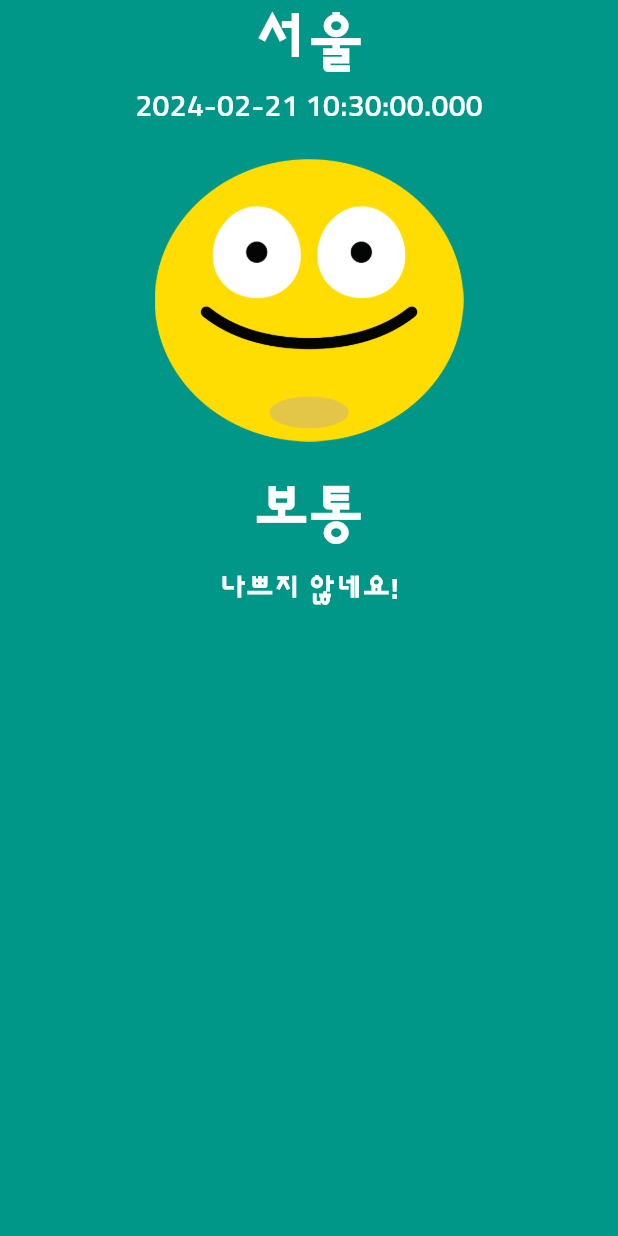
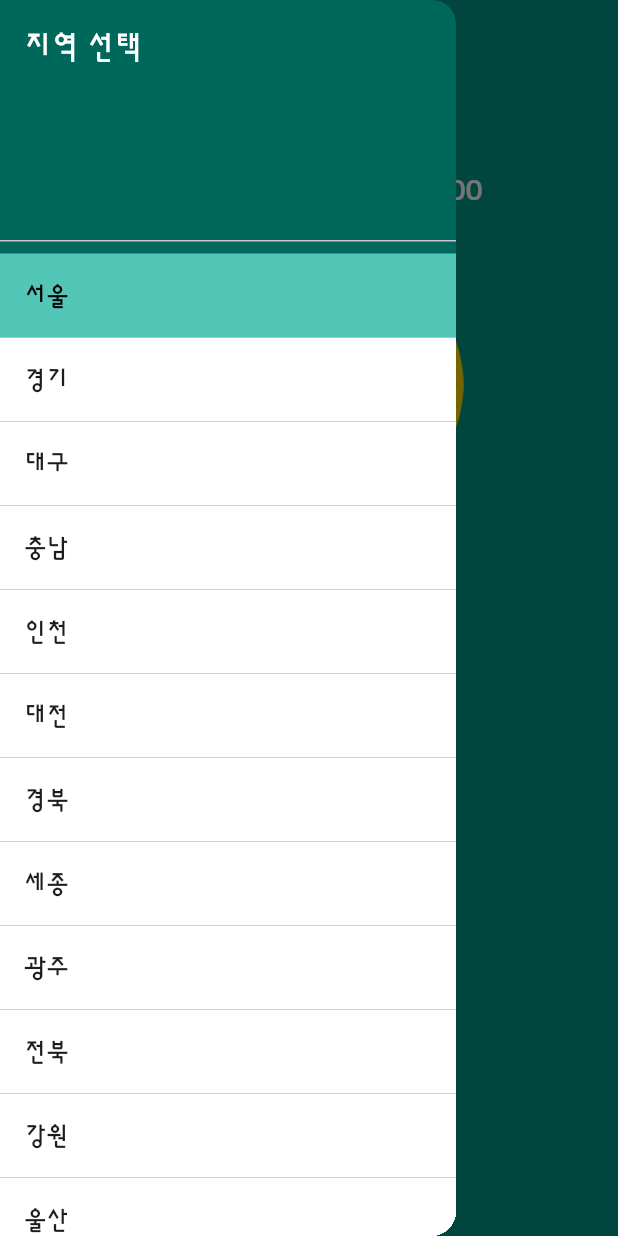
Before and after one commit to SungSeokMin/study_inflearn, a Flutter app: the screen it shows after launch, with the side drawer open (before the commit the screen has no drawer), on a phone screen of 412 x 824 dp. Run offline on Flutter 3.47's test engine with Material 3 defaults, Android fonts, the phone set to English and light mode, and no system bars; our stand-ins replace drift, geolocator, get_it, google_maps_flutter, image_picker, table_calendar and 2 more; accounts and stored records are empty; generated files the repository leaves out were written again.

Commit message:
Drawer 디자인하기

```diff
--- a/flutter/dusty_dust/lib/component/main_app_bar.dart
+++ b/flutter/dusty_dust/lib/component/main_app_bar.dart
@@ -15,7 +15,11 @@ class MainAppBar extends StatelessWidget {
       expandedHeight: 500,
       backgroundColor: primaryColor,
       flexibleSpace: FlexibleSpaceBar(
-        background: SafeArea(
+        background: Container(
+          margin: const EdgeInsets.only(
+            top: kToolbarHeight,
+          ),
+          child: SafeArea(
             child: Column(
               children: [
                 Text(
@@ -62,6 +66,7 @@ class MainAppBar extends StatelessWidget {
             ),
           ),
         ),
+      ),
     );
   }
 }
--- /dev/null
+++ b/flutter/dusty_dust/lib/component/main_drawer.dart
@@ -0,0 +1,56 @@
+import 'package:dusty_dust/const/colors.dart';
+import 'package:flutter/material.dart';
+
+const regions = [
+  '서울',
+  '경기',
+  '대구',
+  '충남',
+  '인천',
+  '대전',
+  '경북',
+  '세종',
+  '광주',
+  '전북',
+  '강원',
+  '울산',
+  '전남',
+  '부산',
+  '제주',
+  '충북',
+  '경남',
+];
+
+class MainDrawer extends StatelessWidget {
+  const MainDrawer({super.key});
+
+  @override
+  Widget build(BuildContext context) {
+    return Drawer(
+      backgroundColor: darkColor,
+      child: ListView(
+        children: [
+          const DrawerHeader(
+            child: Text(
+              '지역 선택',
+              style: TextStyle(
+                color: Colors.white,
+                fontSize: 20.0,
+              ),
+            ),
+          ),
+          ...regions.map(
+            (region) => ListTile(
+              tileColor: Colors.white,
+              selectedTileColor: lightColor,
+              selectedColor: Colors.black,
+              selected: region == '서울',
+              title: Text(region),
+              onTap: () {},
+            ),
+          ),
+        ],
+      ),
+    );
+  }
+}
--- a/flutter/dusty_dust/lib/const/colors.dart
+++ b/flutter/dusty_dust/lib/const/colors.dart
@@ -1,3 +1,7 @@
 import 'package:flutter/material.dart';
 
 const primaryColor = Color(0xff009688);
+
+const darkColor = Color(0xff00675b);
+
+const lightColor = Color(0xff52c7b8);
--- a/flutter/dusty_dust/lib/screen/home_screen.dart
+++ b/flutter/dusty_dust/lib/screen/home_screen.dart
@@ -1,4 +1,5 @@
 import 'package:dusty_dust/component/main_app_bar.dart';
+import 'package:dusty_dust/component/main_drawer.dart';
 import 'package:dusty_dust/const/colors.dart';
 import 'package:flutter/material.dart';
 
@@ -9,6 +10,7 @@ class HomeScreen extends StatelessWidget {
   Widget build(BuildContext context) {
     return const Scaffold(
       backgroundColor: primaryColor,
+      drawer: MainDrawer(),
       body: CustomScrollView(
         slivers: [
           MainAppBar(),
```
Lines whose indentation alone changed are shown as unchanged.
